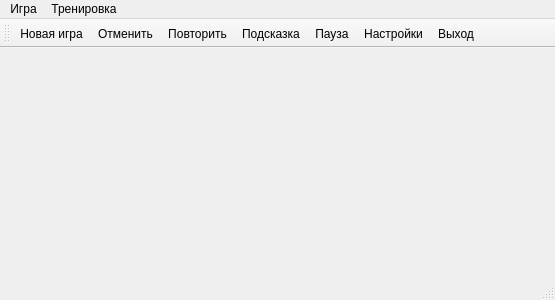
First picture: the form in src/cmainwindow.ui, repository kdsli/red_shisen_sho, before the edit.
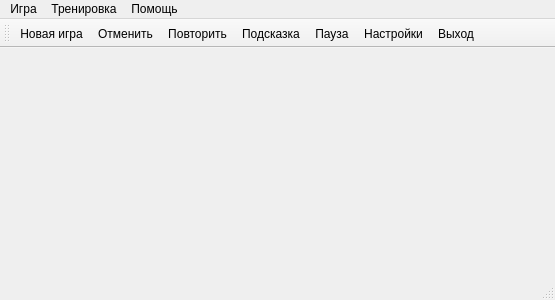
Second picture: the form after the edit. Icons and pictures are not drawn.

```diff
--- a/src/cmainwindow.ui
+++ b/src/cmainwindow.ui
@@ -24,7 +24,7 @@
      <x>0</x>
      <y>0</y>
      <width>555</width>
-     <height>29</height>
+     <height>28</height>
     </rect>
    </property>
    <widget class="QMenu" name="menu">
@@ -50,8 +50,15 @@
     <addaction name="separator"/>
     <addaction name="acHint"/>
    </widget>
+   <widget class="QMenu" name="menu_2">
+    <property name="title">
+     <string>Помощь</string>
+    </property>
+    <addaction name="acAbout"/>
+   </widget>
    <addaction name="menu"/>
    <addaction name="miTraining"/>
+   <addaction name="menu_2"/>
   </widget>
   <widget class="QToolBar" name="mainToolBar">
    <property name="toolButtonStyle">
```
Left out of the diff: 5 changed lines with no effect on the pictures.
